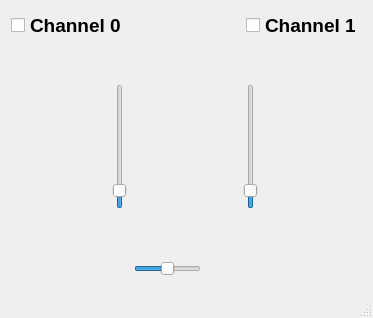
Qt form ui/mainwindow.ui (Melomanstd/daq_gui) before a commit.
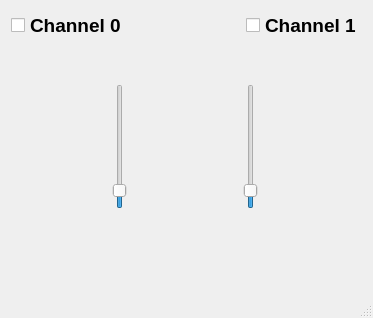
The same form after that commit. Icons and pictures are not drawn.

Commit message: timer slider

The edit to the form file:
```diff
--- a/ui/mainwindow.ui
+++ b/ui/mainwindow.ui
@@ -378,37 +378,6 @@
         </property>
        </widget>
       </item>
-      <item>
-       <widget class="QSlider" name="speed_slider">
-        <property name="minimumSize">
-         <size>
-          <width>0</width>
-          <height>0</height>
-         </size>
-        </property>
-        <property name="maximumSize">
-         <size>
-          <width>16777215</width>
-          <height>16777215</height>
-         </size>
-        </property>
-        <property name="toolTip">
-         <string>Speed</string>
-        </property>
-        <property name="minimum">
-         <number>50</number>
-        </property>
-        <property name="maximum">
-         <number>100</number>
-        </property>
-        <property name="value">
-         <number>75</number>
-        </property>
-        <property name="orientation">
-         <enum>Qt::Horizontal</enum>
-        </property>
-       </widget>
-      </item>
       <item>
        <widget class="QPushButton" name="forward_btn">
         <property name="minimumSize">
```
The commit also changes 5 other files.
